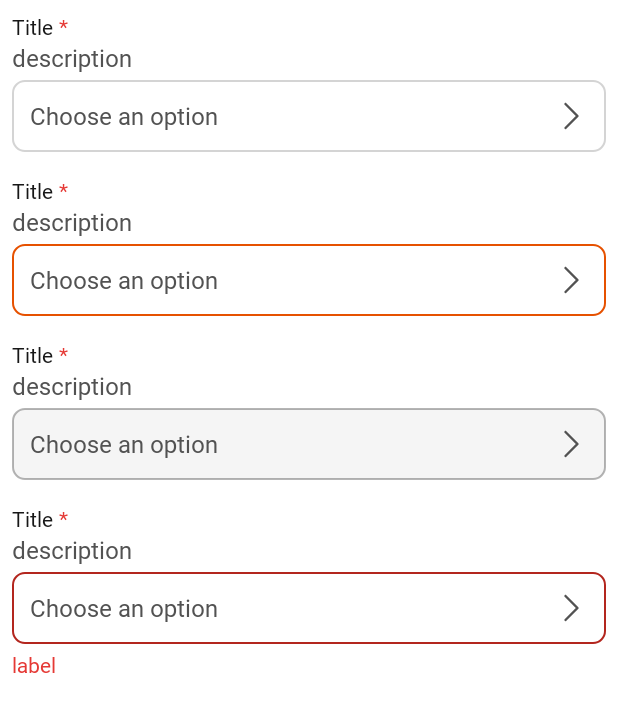
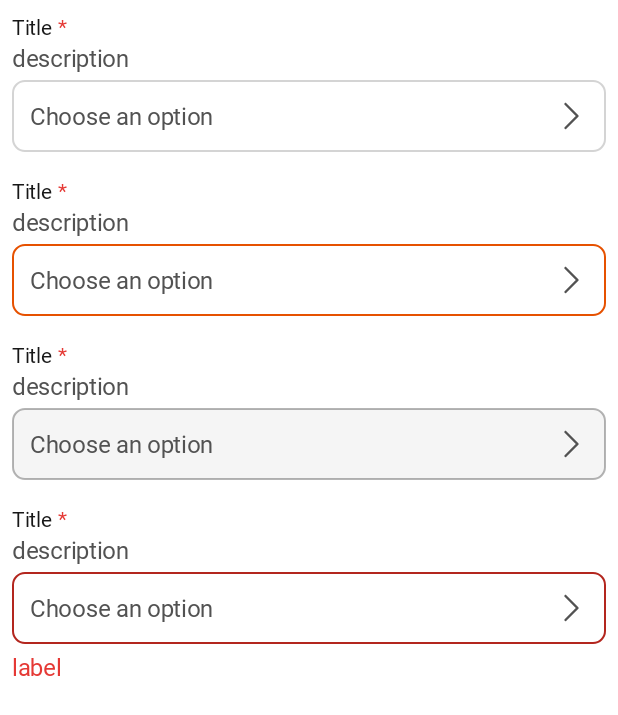
Before and after one commit to animal-diary/android, an Android app: the TestSelectFieldActivity screen opened directly, with no data from a screen before it, on a phone screen of 412 x 824 dp. Shown: the top 715 px of the screen. Run offline under Robolectric (Android 15) with nearby library versions, the phone set to English and light mode, and no system bars.

Commit message:
:recycle: [Refactor] (#29) 스타일 코드 수정

```diff
--- a/app/src/main/res/layout/component_select_field.xml
+++ b/app/src/main/res/layout/component_select_field.xml
@@ -20,19 +20,17 @@
                 android:layout_width="wrap_content"
                 android:layout_height="wrap_content"
                 android:text="Title"
-                android:textSize="14sp"
                 android:textColor="@color/fg_neutral_primary"
-                android:fontFamily="@font/pretendard_medium" />
+                style="@style/Text_Title14Strong"/>
 
             <TextView
                 android:id="@+id/sf_requiredMark"
                 android:layout_width="wrap_content"
                 android:layout_height="wrap_content"
                 android:text="*"
-                android:textSize="14sp"
                 android:layout_marginStart="@dimen/spacing_xs"
                 android:textColor="@color/fg_accent_red_normal"
-                android:fontFamily="@font/pretendard_medium" />
+                style="@style/Text_Title14Strong" />
         </LinearLayout>
 
         <!-- Description -->
@@ -41,9 +39,8 @@
             android:layout_width="match_parent"
             android:layout_height="wrap_content"
             android:text="description"
-            android:textSize="16sp"
             android:textColor="@color/fg_neutral_tertiary"
-            android:fontFamily="@font/pretendard_regular"
+            style="@style/Text_Body16Normal"
             android:layout_marginBottom="@dimen/spacing_xs" />
 
         <!-- Input Field with Icon -->
@@ -63,9 +60,8 @@
                 android:layout_weight="1"
                 android:gravity="center_vertical"
                 android:text="Choose an option"
-                android:textSize="16sp"
                 android:textColor="@color/fg_neutral_tertiary"
-                android:fontFamily="@font/pretendard_regular" />
+                style="@style/Text_Body16Normal" />
 
             <Space
                 android:layout_width="@dimen/spacing_xs"
@@ -86,9 +82,8 @@
             android:layout_width="match_parent"
             android:layout_height="wrap_content"
             android:text="Error text"
-            android:textSize="14sp"
             android:textColor="@color/fg_accent_red_normal"
-            android:fontFamily="@font/pretendard_regular"
+            style="@style/Text_Body16Normal"
             android:layout_marginTop="@dimen/spacing_xs" />
     </LinearLayout>
 </merge>
--- a/app/src/main/res/layout/component_text_button.xml
+++ b/app/src/main/res/layout/component_text_button.xml
@@ -24,8 +24,7 @@
             android:layout_width="wrap_content"
             android:layout_height="wrap_content"
             android:text="Text Button"
-            android:fontFamily="@font/pretendard_medium"
-            android:textSize="14sp" />
+            style="@style/Text_ButtonSm"/>
 
         <!-- Right Icon -->
         <ImageView
--- a/app/src/main/res/layout/component_top_navigation.xml
+++ b/app/src/main/res/layout/component_top_navigation.xml
@@ -31,9 +31,9 @@
             android:layout_width="wrap_content"
             android:layout_height="wrap_content"
             android:text="Title"
-            android:textSize="16sp"
             android:fontFamily="@font/pretendard_regular"
             android:textColor="@color/fg_neutral_primary"
+            style="@style/Text_Body16Normal"
             android:gravity="center"
             app:layout_constraintStart_toStartOf="parent"
             app:layout_constraintEnd_toEndOf="parent"
```
Also changed, not shown: app/src/main/res/layout/component_text_area.xml (+5 -10 lines), app/src/main/res/layout/component_text_input.xml (+5 -10 lines).
